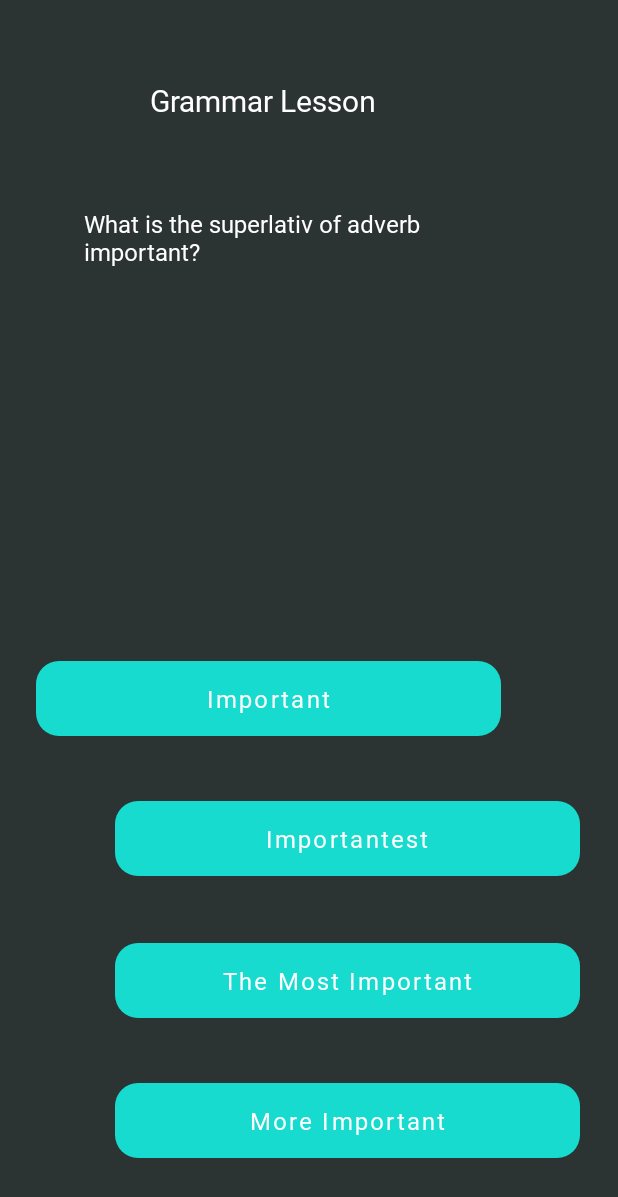
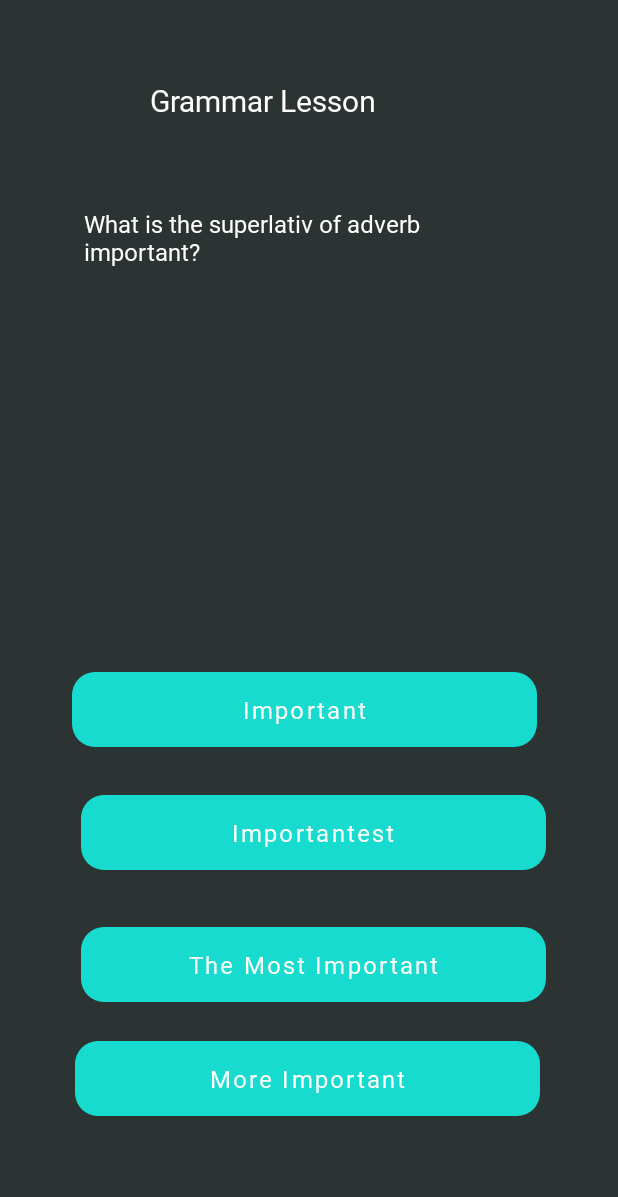
Before and after one commit to LBLB123/Lingua, an Android app: the layout a2_lesson_grammar1.xml on its own in the app's theme, with its tools: preview values and no code run, on a phone screen of 412 x 824 dp. Shown: the top 1197 px of the screen. Run offline under Robolectric (Android 15) with nearby library versions, the phone set to English and light mode, and no system bars.

Commit message:
Test of the Button structure

```diff
--- a/app/src/main/AndroidManifest.xml
+++ b/app/src/main/AndroidManifest.xml
@@ -37,9 +37,6 @@
             android:name=".AppLanguage">
         </activity>
         <activity
-            android:name=".ui.settings.Settings">
-        </activity>
-        <activity
             android:name=".StartPage">
         </activity>
         <activity
@@ -49,6 +46,7 @@
         <activity android:name=".ui.lessons.Lesson1Activity" />
         <activity android:name=".ui.lessons.Lesson2Activity" />
         <activity android:name=".ui.lessons.A1LessonGrammar1" />
+        <activity android:name=".ui.lessons.A1LessonReading1" />
         <activity
             android:name=".A1LessonReading1">
         </activity>
--- a/app/src/main/java/com/example/lingua/data/adapter/MyButtonAdapter.kt
+++ b/app/src/main/java/com/example/lingua/data/adapter/MyButtonAdapter.kt
@@ -12,6 +12,7 @@ import com.example.lingua.ui.lessons.Lesson1Activity
 import com.example.lingua.ui.lessons.Lesson2Activity
 import com.example.lingua.ui.empty.EmptyActivity
 import com.example.lingua.ui.lessons.A1LessonGrammar1
+import com.example.lingua.ui.lessons.A1LessonReading1
 
 
 class MyButtonAdapter(private val lessonList: List<Lesson>) : RecyclerView.Adapter<MyButtonAdapter.MyViewHolder>() {
@@ -34,6 +35,7 @@ class MyButtonAdapter(private val lessonList: List<Lesson>) : RecyclerView.Adapt
                 0 -> Intent(context, Lesson1Activity::class.java)
                 1 -> Intent(context, Lesson2Activity::class.java)
                 2 -> Intent(context, A1LessonGrammar1::class.java)
+                3 -> Intent(context, A1LessonReading1::class.java)
                 // Add more cases as needed for additional lessons
                 else -> Intent(context, EmptyActivity::class.java)
             }
--- a/app/src/main/java/com/example/lingua/ui/home/HomeFragment.kt
+++ b/app/src/main/java/com/example/lingua/ui/home/HomeFragment.kt
@@ -29,7 +29,8 @@ class HomeFragment : Fragment() {
         val lessonLists = listOf(
             Lesson("Title #1", "Description 1"),
             Lesson("Title #2", "Description 2"),
-            Lesson("Title #3", "Description 3")
+            Lesson("Title #3", "Description 3"),
+            Lesson("Title #34", "Description 34")
         )
 
         binding.recyclerView.layoutManager = LinearLayoutManager(requireContext(), LinearLayoutManager.HORIZONTAL, false)
--- a/app/src/main/java/com/example/lingua/ui/settings/SettingsFragment.kt
+++ b/app/src/main/java/com/example/lingua/ui/settings/SettingsFragment.kt
@@ -7,7 +7,6 @@ import android.view.View
 import android.view.ViewGroup
 import android.widget.Button
 import android.widget.TextView
-import androidx.activity.enableEdgeToEdge
 import androidx.fragment.app.Fragment
 import com.example.lingua.AppLanguage
 import com.example.lingua.LanguageLevel
--- a/app/src/main/res/layout/a2_lesson_grammar1.xml
+++ b/app/src/main/res/layout/a2_lesson_grammar1.xml
@@ -33,11 +33,47 @@
         app:layout_constraintTop_toBottomOf="@+id/GrammarLesson" />
 
     <Button
+        android:id="@+id/Button3"
+        android:layout_width="310dp"
+        android:layout_height="50dp"
+        android:layout_marginEnd="48dp"
+        android:layout_marginBottom="156dp"
+        android:background="@drawable/button_corners1"
+        android:backgroundTint="#17DBCF"
+        android:fontFamily="@font/space_grotesk_bold"
+        android:onClick="wrongAnswer"
+        android:text="The Most Important"
+        android:textAllCaps="false"
+        android:textColor="#FFFFFF"
+        android:textSize="16sp"
+        app:layout_constraintBottom_toBottomOf="parent"
+        app:layout_constraintEnd_toEndOf="parent"
+        app:rippleColor="#17DBCF" />
+
+    <Button
+        android:id="@+id/Button2"
+        android:layout_width="310dp"
+        android:layout_height="50dp"
+        android:layout_marginEnd="48dp"
+        android:layout_marginBottom="244dp"
+        android:background="@drawable/button_corners1"
+        android:backgroundTint="#17DBCF"
+        android:fontFamily="@font/space_grotesk_bold"
+        android:onClick="wrongAnswer"
+        android:text="Importantest"
+        android:textAllCaps="false"
+        android:textColor="#FFFFFF"
+        android:textSize="16sp"
+        app:layout_constraintBottom_toBottomOf="parent"
+        app:layout_constraintEnd_toEndOf="parent"
+        app:rippleColor="#17DBCF" />
+
+    <Button
         android:id="@+id/Button1"
         android:layout_width="310dp"
         android:layout_height="50dp"
-        android:layout_marginStart="24dp"
-        android:layout_marginBottom="43dp"
+        android:layout_marginStart="48dp"
+        android:layout_marginBottom="32dp"
         android:background="@drawable/button_corners1"
         android:backgroundTint="#17DBCF"
         android:fontFamily="@font/space_grotesk_bold"
@@ -51,47 +87,11 @@
         app:rippleColor="#17DBCF" />
 
     <Button
-        android:id="@+id/Button2"
-        android:layout_width="310dp"
-        android:layout_height="50dp"
-        android:layout_marginEnd="25dp"
-        android:layout_marginBottom="240dp"
-        android:background="@drawable/button_corners1"
-        android:backgroundTint="#17DBCF"
-        android:fontFamily="@font/space_grotesk_bold"
-        android:onClick="wrongAnswer"
-        android:text="Importantest"
-        android:textAllCaps="false"
-        android:textColor="#FFFFFF"
-        android:textSize="16sp"
-        app:layout_constraintBottom_toBottomOf="parent"
-        app:layout_constraintEnd_toEndOf="parent"
-        app:rippleColor="#17DBCF" />
-
-    <Button
-        android:id="@+id/Button3"
-        android:layout_width="310dp"
-        android:layout_height="50dp"
-        android:layout_marginEnd="25dp"
-        android:layout_marginBottom="145dp"
-        android:background="@drawable/button_corners1"
-        android:backgroundTint="#17DBCF"
-        android:fontFamily="@font/space_grotesk_bold"
-        android:onClick="wrongAnswer"
-        android:text="The Most Important"
-        android:textAllCaps="false"
-        android:textColor="#FFFFFF"
-        android:textSize="16sp"
-        app:layout_constraintBottom_toBottomOf="parent"
-        app:layout_constraintEnd_toEndOf="parent"
-        app:rippleColor="#17DBCF" />
-
-    <Button
         android:id="@+id/Button4"
         android:layout_width="310dp"
         android:layout_height="50dp"
-        android:layout_marginEnd="25dp"
-        android:layout_marginBottom="52dp"
+        android:layout_marginEnd="52dp"
+        android:layout_marginBottom="80dp"
         android:background="@drawable/button_corners1"
         android:backgroundTint="#17DBCF"
         android:fontFamily="@font/space_grotesk_bold"
```
